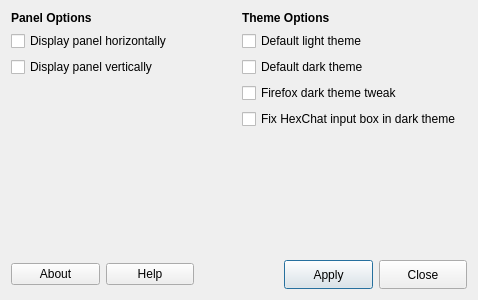
The window that defaultlook/defaultlook.ui (MX-Linux/mx-defaultlook) describes before a commit, drawn with Qt 5.
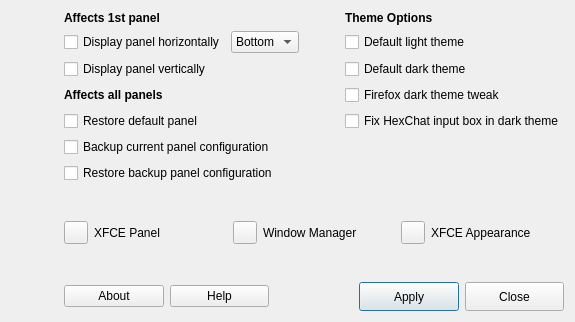
The same window after the commit. Icons and pictures are not drawn.

Commit message: merged mx-PO with mx-DL modified backup/restore functions modified firefox message added links to standard xfce apps changed icon

Patch:
```diff
--- a/defaultlook/defaultlook.ui
+++ b/defaultlook/defaultlook.ui
@@ -6,8 +6,8 @@
    <rect>
     <x>0</x>
     <y>0</y>
-    <width>478</width>
-    <height>300</height>
+    <width>575</width>
+    <height>322</height>
    </rect>
   </property>
   <property name="windowTitle">
@@ -19,30 +19,97 @@
    </iconset>
   </property>
   <widget class="QWidget" name="centralWidget">
+   <layout class="QGridLayout" name="gridLayout_3">
+    <item row="1" column="2">
+     <spacer name="verticalSpacer_2">
+      <property name="orientation">
+       <enum>Qt::Vertical</enum>
+      </property>
+      <property name="sizeType">
+       <enum>QSizePolicy::MinimumExpanding</enum>
+      </property>
+      <property name="sizeHint" stdset="0">
+       <size>
+        <width>20</width>
+        <height>15</height>
+       </size>
+      </property>
+     </spacer>
+    </item>
+    <item row="2" column="1" colspan="2">
+     <layout class="QHBoxLayout" name="horizontalLayout">
+      <item>
+       <widget class="QToolButton" name="toolButtonXFCEpanelSettings">
+        <property name="text">
+         <string/>
+        </property>
+        <property name="icon">
+         <iconset theme="xfce4-panel">
+          <normaloff/>
+         </iconset>
+        </property>
+       </widget>
+      </item>
+      <item>
+       <widget class="QLabel" name="label_4">
+        <property name="text">
+         <string>XFCE Panel</string>
+        </property>
+       </widget>
+      </item>
+      <item>
+       <widget class="QToolButton" name="toolButtonXFCEWMsettings">
+        <property name="text">
+         <string/>
+        </property>
+        <property name="icon">
+         <iconset theme="xfwm4">
+          <normaloff/>
+         </iconset>
+        </property>
+       </widget>
+      </item>
+      <item>
+       <widget class="QLabel" name="label_6">
+        <property name="text">
+         <string>Window Manager</string>
+        </property>
+       </widget>
+      </item>
+      <item>
+       <widget class="QToolButton" name="toolButtonXFCEAppearance">
+        <property name="text">
+         <string/>
+        </property>
+        <property name="icon">
+         <iconset theme="preferences-desktop-theme">
+          <normaloff/>
+         </iconset>
+        </property>
+       </widget>
+      </item>
+      <item>
+       <widget class="QLabel" name="label_5">
+        <property name="text">
+         <string>XFCE Appearance</string>
+        </property>
+       </widget>
+      </item>
+     </layout>
+    </item>
+    <item row="0" column="1" colspan="2">
    <layout class="QGridLayout" name="gridLayout">
-    <item row="0" column="0">
-     <widget class="QLabel" name="label_2">
-      <property name="font">
-       <font>
-        <weight>75</weight>
-        <bold>true</bold>
-       </font>
-      </property>
+      <item row="3" column="0">
+       <widget class="QLabel" name="label_3">
       <property name="text">
-       <string>Panel Options</string>
+         <string>&lt;html&gt;&lt;head/&gt;&lt;body&gt;&lt;p&gt;&lt;span style=&quot; font-weight:600;&quot;&gt;Affects all panels&lt;/span&gt;&lt;/p&gt;&lt;/body&gt;&lt;/html&gt;</string>
       </property>
      </widget>
     </item>
-    <item row="0" column="1">
-     <widget class="QLabel" name="label">
-      <property name="font">
-       <font>
-        <weight>75</weight>
-        <bold>true</bold>
-       </font>
-      </property>
+      <item row="2" column="3">
+       <widget class="QCheckBox" name="checkDarkTheme">
       <property name="text">
-       <string>Theme Options</string>
+         <string>Default dark theme</string>
       </property>
      </widget>
     </item>
@@ -54,10 +121,17 @@
      </widget>
     </item>
     <item row="1" column="1">
-     <widget class="QCheckBox" name="checkLightTheme">
+       <widget class="QComboBox" name="comboboxHorzPostition">
+        <item>
       <property name="text">
-       <string>Default light theme</string>
-      </property>
+          <string>Bottom</string>
+         </property>
+        </item>
+        <item>
+         <property name="text">
+          <string>Top</string>
+         </property>
+        </item>
      </widget>
     </item>
     <item row="2" column="0">
@@ -67,14 +141,48 @@
       </property>
      </widget>
     </item>
-    <item row="2" column="1">
-     <widget class="QCheckBox" name="checkDarkTheme">
+      <item row="1" column="2">
+       <spacer name="horizontalSpacer">
+        <property name="orientation">
+         <enum>Qt::Horizontal</enum>
+        </property>
+        <property name="sizeHint" stdset="0">
+         <size>
+          <width>40</width>
+          <height>20</height>
+         </size>
+        </property>
+       </spacer>
+      </item>
+      <item row="6" column="0" colspan="2">
+       <widget class="QCheckBox" name="radioRestoreBackup">
       <property name="text">
-       <string>Default dark theme</string>
+         <string>Restore backup panel configuration</string>
       </property>
      </widget>
     </item>
-    <item row="3" column="1">
+      <item row="1" column="3">
+       <widget class="QCheckBox" name="checkLightTheme">
+        <property name="text">
+         <string>Default light theme</string>
+        </property>
+       </widget>
+      </item>
+      <item row="4" column="3">
+       <widget class="QCheckBox" name="checkHexchat">
+        <property name="text">
+         <string>Fix HexChat input box in dark theme</string>
+        </property>
+       </widget>
+      </item>
+      <item row="5" column="0" colspan="2">
+       <widget class="QCheckBox" name="radioBackupPanel">
+        <property name="text">
+         <string>Backup current panel configuration</string>
+        </property>
+       </widget>
+      </item>
+      <item row="3" column="3">
      <widget class="QCheckBox" name="checkFirefox">
       <property name="toolTip">
        <string>Fix some website fields when using dark theme</string>
@@ -84,7 +192,42 @@
       </property>
      </widget>
     </item>
-    <item row="5" column="0">
+      <item row="4" column="0">
+       <widget class="QCheckBox" name="radioDefaultPanel">
+        <property name="text">
+         <string>Restore default panel</string>
+        </property>
+       </widget>
+      </item>
+      <item row="0" column="0">
+       <widget class="QLabel" name="label_2">
+        <property name="font">
+         <font>
+          <weight>75</weight>
+          <bold>true</bold>
+         </font>
+        </property>
+        <property name="text">
+         <string>Affects 1st panel</string>
+        </property>
+       </widget>
+      </item>
+      <item row="0" column="3">
+       <widget class="QLabel" name="label">
+        <property name="font">
+         <font>
+          <weight>75</weight>
+          <bold>true</bold>
+         </font>
+        </property>
+        <property name="text">
+         <string>Theme Options</string>
+        </property>
+       </widget>
+      </item>
+     </layout>
+    </item>
+    <item row="3" column="0" colspan="2">
      <spacer name="verticalSpacer">
       <property name="orientation">
        <enum>Qt::Vertical</enum>
@@ -92,12 +235,12 @@
       <property name="sizeHint" stdset="0">
        <size>
         <width>20</width>
-        <height>20</height>
+        <height>15</height>
        </size>
       </property>
      </spacer>
     </item>
-    <item row="6" column="0" colspan="2">
+    <item row="4" column="1" colspan="2">
      <layout class="QGridLayout" name="gridLayout_2">
       <item row="0" column="2">
        <spacer name="horizontalSpacer1">
@@ -229,13 +372,6 @@
       </item>
      </layout>
     </item>
-    <item row="4" column="1">
-     <widget class="QCheckBox" name="checkHexchat">
-      <property name="text">
-       <string>Fix HexChat input box in dark theme</string>
-      </property>
-     </widget>
-    </item>
    </layout>
   </widget>
  </widget>
```
Left out of the diff: 5 changed lines with no effect on the pictures. Lines whose indentation alone changed are shown as unchanged. The commit also changes 23 other files.
